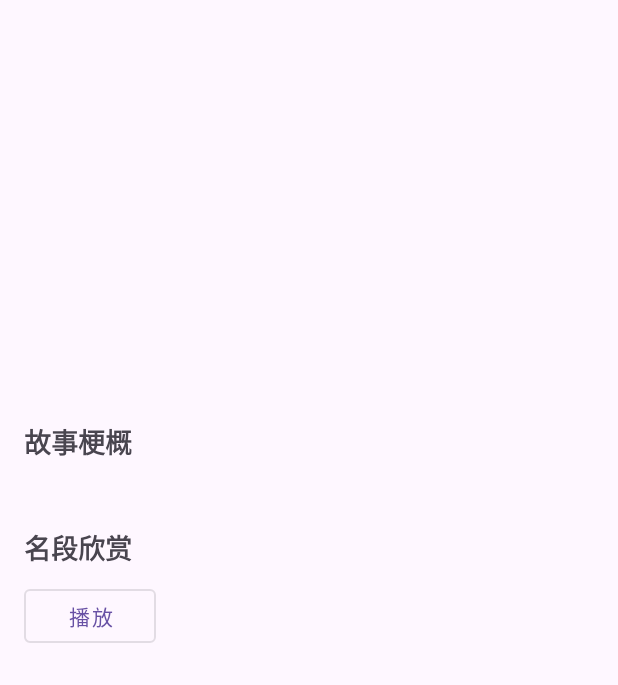
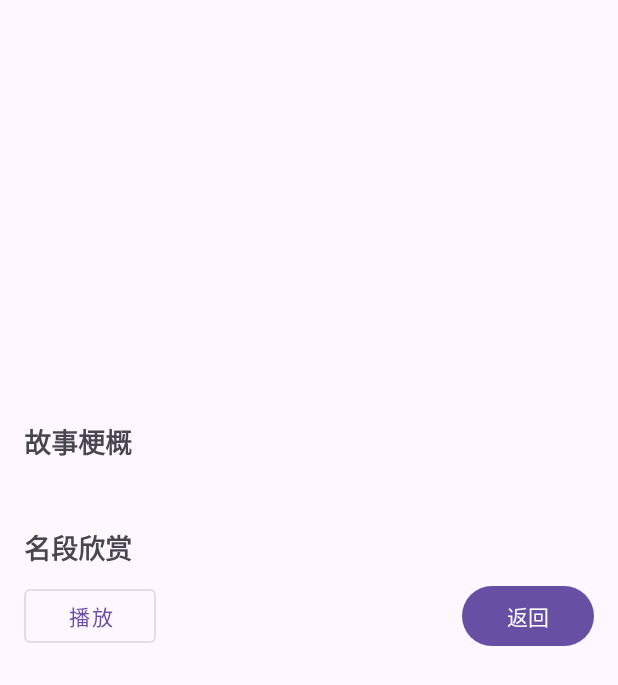
Before and after one commit to neverbiasu/ChineseStyle, an Android app: the OperaDetailActivity screen opened directly, with no data from a screen before it, on a phone screen of 412 x 824 dp. Shown: the top 685 px of the screen. Run offline under Robolectric (Android 15) with nearby library versions, the phone set to English and light mode, and no system bars.

Commit message:
addButton

```diff
--- a/app/src/main/java/com/example/chinesestyle/OperaDetailActivity.java
+++ b/app/src/main/java/com/example/chinesestyle/OperaDetailActivity.java
@@ -40,6 +40,9 @@ public class OperaDetailActivity extends AppCompatActivity {
         buttonPlayPause.setOnClickListener(v -> togglePlayPause());
 
         imageViewOperaMask.setOnClickListener(v -> showMaskDialog(opera.getMaskDescription()));
+
+        Button buttonBack = findViewById(R.id.buttonBack);
+        buttonBack.setOnClickListener(v -> finish());
     }
 
     private void setupOperaDetails(Opera opera) {
--- a/app/src/main/java/com/example/chinesestyle/PaintingDetailActivity.java
+++ b/app/src/main/java/com/example/chinesestyle/PaintingDetailActivity.java
@@ -9,6 +9,7 @@ import com.google.android.material.tabs.TabLayoutMediator;
 import java.util.List;
 import java.util.ArrayList;
 import com.example.chinesestyle.adapter.PaintingSlideAdapter;
+import android.widget.Button;
 
 public class PaintingDetailActivity extends AppCompatActivity {
     private TextView textViewPaintingTitle, textViewArtist, textViewDynasty, textViewDescription;
@@ -34,6 +35,9 @@ public class PaintingDetailActivity extends AppCompatActivity {
         if (painting != null) {
             setupPaintingDetails(painting);
         }
+
+        Button buttonBack = findViewById(R.id.buttonBack);
+        buttonBack.setOnClickListener(v -> finish());
     }
 
     private void setupPaintingDetails(Painting painting) {
--- a/app/src/main/res/layout/activity_opera_detail.xml
+++ b/app/src/main/res/layout/activity_opera_detail.xml
@@ -67,6 +67,12 @@
                 android:layout_height="wrap_content"
                 android:layout_weight="1"
                 android:layout_marginStart="16dp"/>
+
+            <Button
+                android:id="@+id/buttonBack"
+                android:layout_width="wrap_content"
+                android:layout_height="wrap_content"
+                android:text="返回" />
         </LinearLayout>
     </LinearLayout>
 </ScrollView>
--- a/app/src/main/res/layout/activity_painting_detail.xml
+++ b/app/src/main/res/layout/activity_painting_detail.xml
@@ -72,5 +72,11 @@
             android:layout_width="match_parent"
             android:layout_height="wrap_content"/>
 
+        <Button
+            android:id="@+id/buttonBack"
+            android:layout_width="wrap_content"
+            android:layout_height="wrap_content"
+            android:text="返回" />
+
     </LinearLayout>
 </ScrollView>
```
